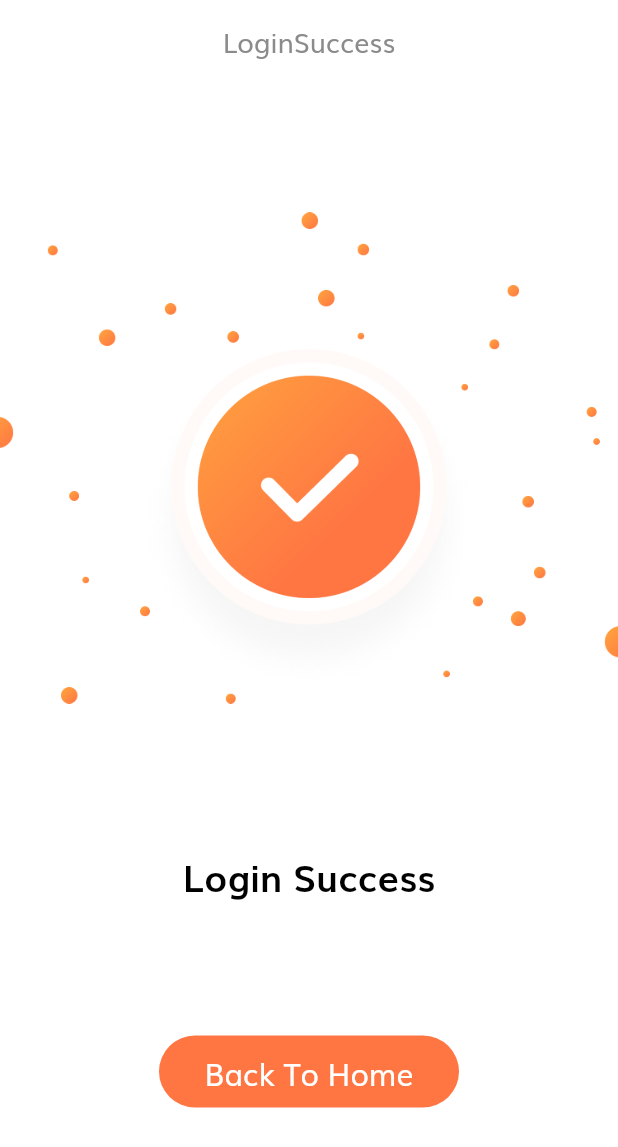
After one commit to AbdelrahmanHosni626/E_Commerce-App, a Flutter app: the LoginSuccessScreen screen opened directly, on a phone screen of 412 x 824 dp. The commit adds this screen. Shown: the top 1147 px of the screen. Run offline on Flutter 3.47's test engine with Material 2 defaults, Android fonts, the phone set to English and light mode, and no system bars; our stand-ins replace bloc, conditional_builder_null_safety, dio, flutter_bloc, flutter_svg, fluttertoast and 2 more; accounts and stored records are empty.

Commit message:
Login Done

```diff
--- /dev/null
+++ b/lib/modules/login/login_success.dart
@@ -0,0 +1,60 @@
+import 'package:e_commerce_app/modules/home/home_screen.dart';
+import 'package:flutter/material.dart';
+
+import '../../shared/components/components.dart';
+import '../../shared/styles/colors.dart';
+
+class LoginSuccessScreen extends StatelessWidget {
+  const LoginSuccessScreen({Key? key}) : super(key: key);
+
+  @override
+  Widget build(BuildContext context) {
+    return Scaffold(
+      appBar: AppBar(
+        title: const Center(child: Text('LoginSuccess')),
+      ),
+      body: Column(
+        children: [
+          const Spacer(),
+          const Image(
+            image: ExactAssetImage(
+              'assets/images/success.png',
+            ),
+          ),
+          const Spacer(),
+          Text(
+            'Login Success',
+            style: Theme.of(context).textTheme.subtitle1?.copyWith(
+                  color: Colors.black,
+                  fontSize: 25,
+                ),
+          ),
+          const Spacer(),
+          Container(
+            width: 200,
+            decoration: BoxDecoration(
+              color: kPrimaryColor,
+              borderRadius: BorderRadius.circular(28),
+            ),
+            child: IconButton(
+              color: kPrimaryColor,
+              onPressed: ()
+              {
+                navigateAndFinish(context, HomeScreen());
+              },
+              icon: const Text(
+                'Back To Home',
+                style: TextStyle(
+                  color: Colors.white,
+                  fontSize: 20,
+                  fontFamily: 'muli',
+                ),
+              ),
+            ),
+          ),
+          const Spacer(),
+        ],
+      ),
+    );
+  }
+}
--- a/pubspec.yaml
+++ b/pubspec.yaml
@@ -44,6 +44,7 @@ dependencies:
   dio: ^4.0.6
   shared_preferences: ^2.0.15
   conditional_builder_null_safety: ^0.0.6
+  fluttertoast: ^8.1.2
 
 dev_dependencies:
   flutter_test:
```
Also changed, not shown: lib/main.dart (+31 -5 lines), lib/modules/home/home_screen.dart (+11 -2 lines), lib/modules/login/login_screen.dart (+28 -3 lines), lib/modules/on_boarding/on_boarding_screen.dart (+11 -2 lines), lib/shared/components/components.dart (+33 -0 lines), lib/shared/components/constants.dart (added, +18 -0 lines), lib/shared/network/local/cache_helper.dart (added, +40 -0 lines), assets/images/success.png (added), pubspec.lock, 1 other file.
